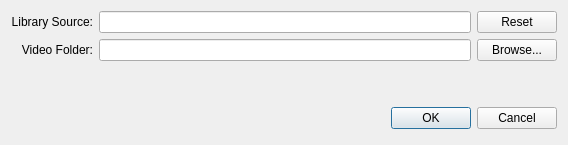
The window that src/PreferencesDialog.ui (cglancy/USBMediaManager) describes before a commit, drawn with Qt 5.
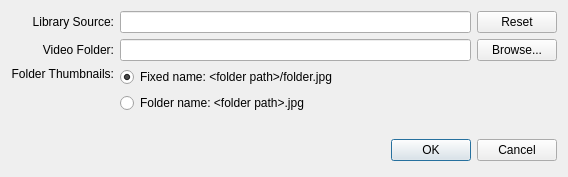
The same window after the commit.

Commit message:
Added alternative folder thumbnail naming to support Roksbox.
Fixed scroll wheel defect caused by update to Qt 5.2.0.
Fixed search.

The edit to the form file:
```diff
--- a/src/PreferencesDialog.ui
+++ b/src/PreferencesDialog.ui
@@ -7,13 +7,13 @@
     <x>0</x>
     <y>0</y>
     <width>568</width>
-    <height>145</height>
+    <height>177</height>
    </rect>
   </property>
   <property name="windowTitle">
    <string>Preferences</string>
   </property>
-  <layout class="QVBoxLayout" name="verticalLayout">
+  <layout class="QVBoxLayout" name="verticalLayout_2">
    <item>
     <layout class="QGridLayout" name="gridLayout">
      <item row="0" column="0">
@@ -56,6 +56,37 @@
        </property>
       </widget>
      </item>
+     <item row="2" column="0">
+      <widget class="QLabel" name="label_3">
+       <property name="text">
+        <string>Folder Thumbnails:</string>
+       </property>
+       <property name="alignment">
+        <set>Qt::AlignRight|Qt::AlignTop|Qt::AlignTrailing</set>
+       </property>
+      </widget>
+     </item>
+     <item row="2" column="1">
+      <layout class="QVBoxLayout" name="verticalLayout">
+       <item>
+        <widget class="QRadioButton" name="fixedNameButton">
+         <property name="text">
+          <string>Fixed name: &lt;folder path&gt;/folder.jpg</string>
+         </property>
+         <property name="checked">
+          <bool>true</bool>
+         </property>
+        </widget>
+       </item>
+       <item>
+        <widget class="QRadioButton" name="folderNameButton">
+         <property name="text">
+          <string>Folder name: &lt;folder path&gt;.jpg</string>
+         </property>
+        </widget>
+       </item>
+      </layout>
+     </item>
     </layout>
    </item>
    <item>
```
The commit also changes 8 other files.
